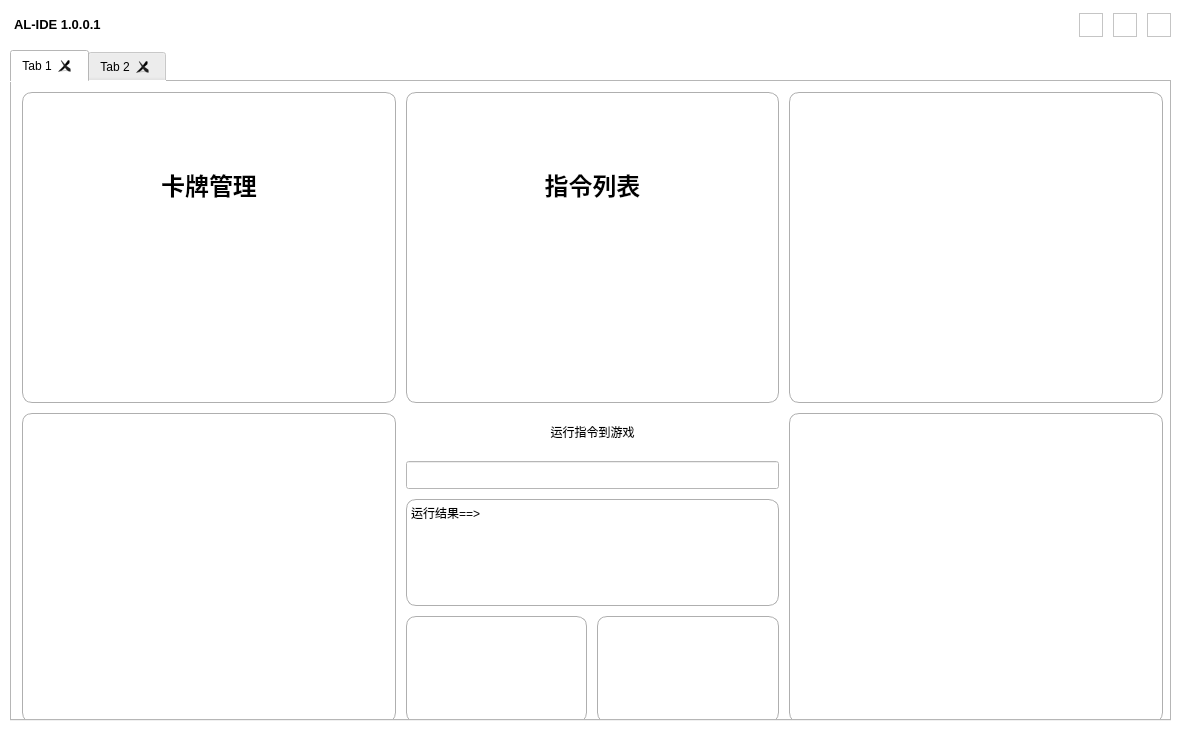
First picture: the form in visualizationSrc/qtUI/mainInterFace.ui, repository NWYLZW/A-Language-IDE, before the edit.
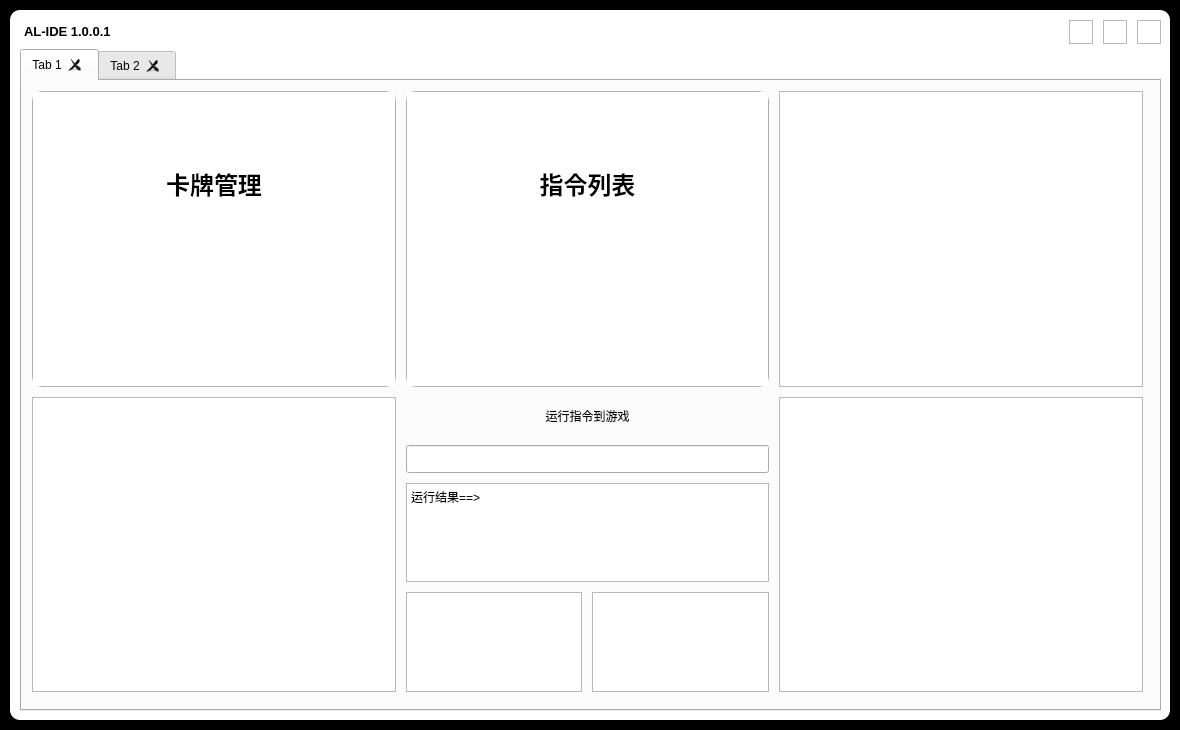
Second picture: the form after the edit. Icons and pictures are not drawn.

Commit message: 优化界面

```diff
--- a/visualizationSrc/qtUI/mainInterFace.ui
+++ b/visualizationSrc/qtUI/mainInterFace.ui
@@ -40,7 +40,14 @@
    <string>AL-IDE</string>
   </property>
   <property name="styleSheet">
-   <string notr="true">background-color: rgb(255, 255, 255);</string>
+   <string notr="true">#MainWindow{
+	background-color: rgb(0, 0, 0);
+}
+#Main{
+	background-color: rgb(255,255,255);
+	margin:10px;
+	border-radius: 10px;
+}</string>
   </property>
   <widget class="QWidget" name="Main">
    <property name="maximumSize">
@@ -52,15 +59,155 @@
    <property name="styleSheet">
     <string notr="true"/>
    </property>
+   <widget class="QWidget" name="verticalLayoutWidget">
+    <property name="geometry">
+     <rect>
+      <x>10</x>
+      <y>10</y>
+      <width>1161</width>
+      <height>711</height>
+     </rect>
+    </property>
+    <layout class="QVBoxLayout" name="Interface" stretch="1,20">
+     <property name="spacing">
+      <number>5</number>
+     </property>
+     <property name="leftMargin">
+      <number>10</number>
+     </property>
+     <property name="topMargin">
+      <number>10</number>
+     </property>
+     <property name="rightMargin">
+      <number>10</number>
+     </property>
+     <property name="bottomMargin">
+      <number>10</number>
+     </property>
+     <item>
+      <layout class="QHBoxLayout" name="HeadToolBar" stretch="10,1">
+       <property name="spacing">
+        <number>0</number>
+       </property>
+       <item>
+        <layout class="QHBoxLayout" name="top_right" stretch="1">
+         <property name="spacing">
+          <number>0</number>
+         </property>
+         <item>
+          <widget class="QTextBrowser" name="EXETitle">
+           <property name="maximumSize">
+            <size>
+             <width>16777215</width>
+             <height>24</height>
+            </size>
+           </property>
+           <property name="cursor" stdset="0">
+            <cursorShape>ArrowCursor</cursorShape>
+           </property>
+           <property name="focusPolicy">
+            <enum>Qt::NoFocus</enum>
+           </property>
+           <property name="styleSheet">
+            <string notr="true">#EXETitle{
+	border: none;
+	background-color: rgba(255, 255, 255, 0);
+}</string>
+           </property>
+           <property name="html">
+            <string>&lt;!DOCTYPE HTML PUBLIC &quot;-//W3C//DTD HTML 4.0//EN&quot; &quot;http://www.w3.org/TR/REC-html40/strict.dtd&quot;&gt;
+&lt;html&gt;&lt;head&gt;&lt;meta name=&quot;qrichtext&quot; content=&quot;1&quot; /&gt;&lt;style type=&quot;text/css&quot;&gt;
+p, li { white-space: pre-wrap; }
+&lt;/style&gt;&lt;/head&gt;&lt;body style=&quot; font-family:'SimSun'; font-size:9pt; font-weight:400; font-style:normal;&quot;&gt;
+&lt;p style=&quot; margin-top:0px; margin-bottom:0px; margin-left:0px; margin-right:0px; -qt-block-indent:0; text-indent:0px;&quot;&gt;&lt;span style=&quot; font-size:10pt; font-weight:600;&quot;&gt;AL-IDE 1.0.0.1&lt;/span&gt;&lt;/p&gt;&lt;/body&gt;&lt;/html&gt;</string>
+           </property>
+          </widget>
+         </item>
+        </layout>
+       </item>
+       <item>
+        <layout class="QHBoxLayout" name="top_left">
+         <property name="spacing">
+          <number>10</number>
+         </property>
+         <item>
+          <widget class="QGraphicsView" name="min_window">
+           <property name="maximumSize">
+            <size>
+             <width>24</width>
+             <height>24</height>
+            </size>
+           </property>
+           <property name="cursor" stdset="0">
+            <cursorShape>PointingHandCursor</cursorShape>
+           </property>
+           <property name="whatsThis">
+            <string>&lt;html&gt;&lt;head/&gt;&lt;body&gt;&lt;p&gt;&lt;br/&gt;&lt;/p&gt;&lt;/body&gt;&lt;/html&gt;</string>
+           </property>
+           <property name="styleSheet">
+            <string notr="true">#min_window{
+	border-image: url(:/ico/Data/qrc/ico/min.png);
+	background-size:100%;
+	background-repeat: no-repeat;
+	background-position: center;
+}</string>
+           </property>
+          </widget>
+         </item>
+         <item>
+          <widget class="QGraphicsView" name="max_window">
+           <property name="maximumSize">
+            <size>
+             <width>24</width>
+             <height>24</height>
+            </size>
+           </property>
+           <property name="cursor" stdset="0">
+            <cursorShape>PointingHandCursor</cursorShape>
+           </property>
+           <property name="whatsThis">
+            <string>&lt;html&gt;&lt;head/&gt;&lt;body&gt;&lt;p&gt;&lt;br/&gt;&lt;/p&gt;&lt;/body&gt;&lt;/html&gt;</string>
+           </property>
+           <property name="styleSheet">
+            <string notr="true">#max_window{
+	border-image: url(:/ico/Data/qrc/ico/max.png);
+	background-size:100%;
+	background-repeat: no-repeat;
+	background-position: center;
+}</string>
+           </property>
+          </widget>
+         </item>
+         <item>
+          <widget class="QGraphicsView" name="close_window">
+           <property name="maximumSize">
+            <size>
+             <width>24</width>
+             <height>24</height>
+            </size>
+           </property>
+           <property name="cursor" stdset="0">
+            <cursorShape>PointingHandCursor</cursorShape>
+           </property>
+           <property name="whatsThis">
+            <string>&lt;html&gt;&lt;head/&gt;&lt;body&gt;&lt;p&gt;&lt;br/&gt;&lt;/p&gt;&lt;/body&gt;&lt;/html&gt;</string>
+           </property>
+           <property name="styleSheet">
+            <string notr="true">#close_window{
+	border-image: url(:/ico/Data/qrc/ico/close.png);
+	background-size:100%;
+	background-repeat: no-repeat;
+	background-position: center;
+}</string>
+           </property>
+          </widget>
+         </item>
+        </layout>
+       </item>
+      </layout>
+     </item>
+     <item>
    <widget class="QTabWidget" name="ContentTabList">
-    <property name="geometry">
-     <rect>
-      <x>10</x>
-      <y>50</y>
-      <width>1161</width>
-      <height>671</height>
-     </rect>
-    </property>
     <property name="currentIndex">
      <number>0</number>
     </property>
@@ -82,8 +229,8 @@
        <rect>
         <x>0</x>
         <y>0</y>
-        <width>1161</width>
-        <height>651</height>
+           <width>1131</width>
+           <height>621</height>
        </rect>
       </property>
       <layout class="QGridLayout" name="gridLayout" rowstretch="1,1" columnstretch="1,1,1" rowminimumheight="1,1" columnminimumwidth="1,1,1">
@@ -139,8 +286,7 @@
          <item row="2" column="0" colspan="2">
           <widget class="QTextBrowser" name="textBrowser">
            <property name="styleSheet">
-            <string notr="true">border:1px solid #afafaf; 
-border-radius:10px;</string>
+               <string notr="true"/>
            </property>
            <property name="html">
             <string>&lt;!DOCTYPE HTML PUBLIC &quot;-//W3C//DTD HTML 4.0//EN&quot; &quot;http://www.w3.org/TR/REC-html40/strict.dtd&quot;&gt;
@@ -157,8 +303,7 @@
             <cursorShape>PointingHandCursor</cursorShape>
            </property>
            <property name="styleSheet">
-            <string notr="true">border:1px solid #afafaf; 
-border-radius:10px;</string>
+               <string notr="true"/>
            </property>
           </widget>
          </item>
@@ -168,8 +313,7 @@
             <cursorShape>PointingHandCursor</cursorShape>
            </property>
            <property name="styleSheet">
-            <string notr="true">border:1px solid #afafaf; 
-border-radius:10px;</string>
+               <string notr="true"/>
            </property>
           </widget>
          </item>
@@ -181,8 +325,7 @@
           <cursorShape>PointingHandCursor</cursorShape>
          </property>
          <property name="styleSheet">
-          <string notr="true">border:1px solid #afafaf; 
-border-radius:10px;</string>
+             <string notr="true"/>
          </property>
         </widget>
        </item>
@@ -192,8 +335,7 @@
           <cursorShape>PointingHandCursor</cursorShape>
          </property>
          <property name="styleSheet">
-          <string notr="true">border:1px solid #afafaf; 
-border-radius:10px;</string>
+             <string notr="true"/>
          </property>
         </widget>
        </item>
@@ -203,8 +345,7 @@
           <cursorShape>PointingHandCursor</cursorShape>
          </property>
          <property name="styleSheet">
-          <string notr="true">border:1px solid #afafaf; 
-border-radius:10px;</string>
+             <string notr="true"/>
          </property>
         </widget>
        </item>
@@ -217,12 +358,13 @@
           <string/>
          </property>
          <property name="styleSheet">
-          <string notr="true">background-image: url(:/picture/Data/qrc/cardPkg.png);
-background-repeat: no-repeat;
-background-position: bottom;
-
-border:1px solid #afafaf; 
-border-radius:10px;</string>
+             <string notr="true">QTextBrowser{
+	background-image: url(:/picture/Data/qrc/cardPkg.png);
+	background-repeat: no-repeat;
+	background-position: bottom;
+	border:1px solid #afafaf; 
+	border-radius:10px;
+}</string>
          </property>
          <property name="html">
           <string>&lt;!DOCTYPE HTML PUBLIC &quot;-//W3C//DTD HTML 4.0//EN&quot; &quot;http://www.w3.org/TR/REC-html40/strict.dtd&quot;&gt;
@@ -242,12 +384,13 @@
           <cursorShape>ForbiddenCursor</cursorShape>
          </property>
          <property name="styleSheet">
-          <string notr="true">background-image: url(:/picture/Data/qrc/command.png);
-background-repeat: no-repeat;
-background-position: bottom;
-
-border:1px solid #afafaf; 
-border-radius:10px;</string>
+             <string notr="true">QTextBrowser{
+	background-image: url(:/picture/Data/qrc/command.png);
+	background-repeat: no-repeat;
+	background-position: bottom;
+	border:1px solid #afafaf; 
+	border-radius:10px;
+}</string>
          </property>
          <property name="html">
           <string>&lt;!DOCTYPE HTML PUBLIC &quot;-//W3C//DTD HTML 4.0//EN&quot; &quot;http://www.w3.org/TR/REC-html40/strict.dtd&quot;&gt;
@@ -270,127 +413,6 @@
      </attribute>
     </widget>
    </widget>
-   <widget class="QWidget" name="horizontalLayoutWidget">
-    <property name="geometry">
-     <rect>
-      <x>10</x>
-      <y>10</y>
-      <width>1161</width>
-      <height>31</height>
-     </rect>
-    </property>
-    <layout class="QHBoxLayout" name="HeadToolBar" stretch="10,1">
-     <property name="spacing">
-      <number>0</number>
-     </property>
-     <item>
-      <layout class="QHBoxLayout" name="top_right" stretch="1">
-       <property name="spacing">
-        <number>0</number>
-       </property>
-       <item>
-        <widget class="QTextBrowser" name="EXETitle">
-         <property name="maximumSize">
-          <size>
-           <width>16777215</width>
-           <height>24</height>
-          </size>
-         </property>
-         <property name="cursor" stdset="0">
-          <cursorShape>ArrowCursor</cursorShape>
-         </property>
-         <property name="focusPolicy">
-          <enum>Qt::NoFocus</enum>
-         </property>
-         <property name="styleSheet">
-          <string notr="true">border: none;</string>
-         </property>
-         <property name="html">
-          <string>&lt;!DOCTYPE HTML PUBLIC &quot;-//W3C//DTD HTML 4.0//EN&quot; &quot;http://www.w3.org/TR/REC-html40/strict.dtd&quot;&gt;
-&lt;html&gt;&lt;head&gt;&lt;meta name=&quot;qrichtext&quot; content=&quot;1&quot; /&gt;&lt;style type=&quot;text/css&quot;&gt;
-p, li { white-space: pre-wrap; }
-&lt;/style&gt;&lt;/head&gt;&lt;body style=&quot; font-family:'SimSun'; font-size:9pt; font-weight:400; font-style:normal;&quot;&gt;
-&lt;p style=&quot; margin-top:0px; margin-bottom:0px; margin-left:0px; margin-right:0px; -qt-block-indent:0; text-indent:0px;&quot;&gt;&lt;span style=&quot; font-size:10pt; font-weight:600;&quot;&gt;AL-IDE 1.0.0.1&lt;/span&gt;&lt;/p&gt;&lt;/body&gt;&lt;/html&gt;</string>
-         </property>
-        </widget>
-       </item>
-      </layout>
-     </item>
-     <item>
-      <layout class="QHBoxLayout" name="top_left">
-       <property name="spacing">
-        <number>10</number>
-       </property>
-       <item>
-        <widget class="QGraphicsView" name="min_window">
-         <property name="maximumSize">
-          <size>
-           <width>24</width>
-           <height>24</height>
-          </size>
-         </property>
-         <property name="cursor" stdset="0">
-          <cursorShape>PointingHandCursor</cursorShape>
-         </property>
-         <property name="whatsThis">
-          <string>&lt;html&gt;&lt;head/&gt;&lt;body&gt;&lt;p&gt;&lt;br/&gt;&lt;/p&gt;&lt;/body&gt;&lt;/html&gt;</string>
-         </property>
-         <property name="styleSheet">
-          <string notr="true">border-image: url(:/ico/Data/qrc/ico/min.png);
-background-size:100%;
-background-repeat: no-repeat;
-background-position: center;
-</string>
-         </property>
-        </widget>
-       </item>
-       <item>
-        <widget class="QGraphicsView" name="max_window">
-         <property name="maximumSize">
-          <size>
-           <width>24</width>
-           <height>24</height>
-          </size>
-         </property>
-         <property name="cursor" stdset="0">
-          <cursorShape>PointingHandCursor</cursorShape>
-         </property>
-         <property name="whatsThis">
-          <string>&lt;html&gt;&lt;head/&gt;&lt;body&gt;&lt;p&gt;&lt;br/&gt;&lt;/p&gt;&lt;/body&gt;&lt;/html&gt;</string>
-         </property>
-         <property name="styleSheet">
-          <string notr="true">border-image: url(:/ico/Data/qrc/ico/max.png);
-background-size:100%;
-background-repeat: no-repeat;
-background-position: center;
-</string>
-         </property>
-        </widget>
-       </item>
-       <item>
-        <widget class="QGraphicsView" name="close_window">
-         <property name="maximumSize">
-          <size>
-           <width>24</width>
-           <height>24</height>
-          </size>
-         </property>
-         <property name="cursor" stdset="0">
-          <cursorShape>PointingHandCursor</cursorShape>
-         </property>
-         <property name="whatsThis">
-          <string>&lt;html&gt;&lt;head/&gt;&lt;body&gt;&lt;p&gt;&lt;br/&gt;&lt;/p&gt;&lt;/body&gt;&lt;/html&gt;</string>
-         </property>
-         <property name="styleSheet">
-          <string notr="true">border-image: url(:/ico/Data/qrc/ico/close.png);
-background-size:100%;
-background-repeat: no-repeat;
-background-position: center;
-</string>
-         </property>
-        </widget>
-       </item>
-      </layout>
      </item>
     </layout>
    </widget>
```
Left out of the diff: 5 changed lines with no effect on the pictures. Lines whose indentation alone changed are shown as unchanged. The commit also changes 3 other files.
